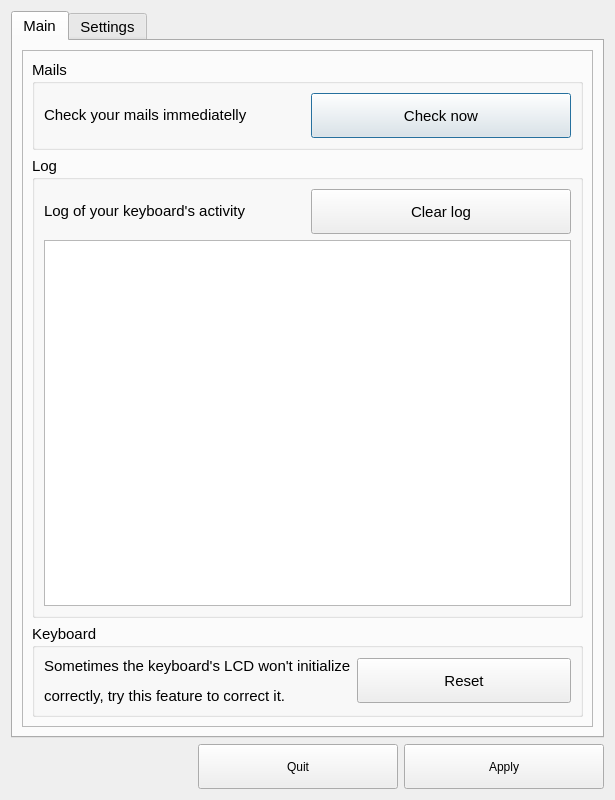
olielvewen/Mockups, file MX 5000/mx5000/ui/mx5000.ui: the form before one commit.
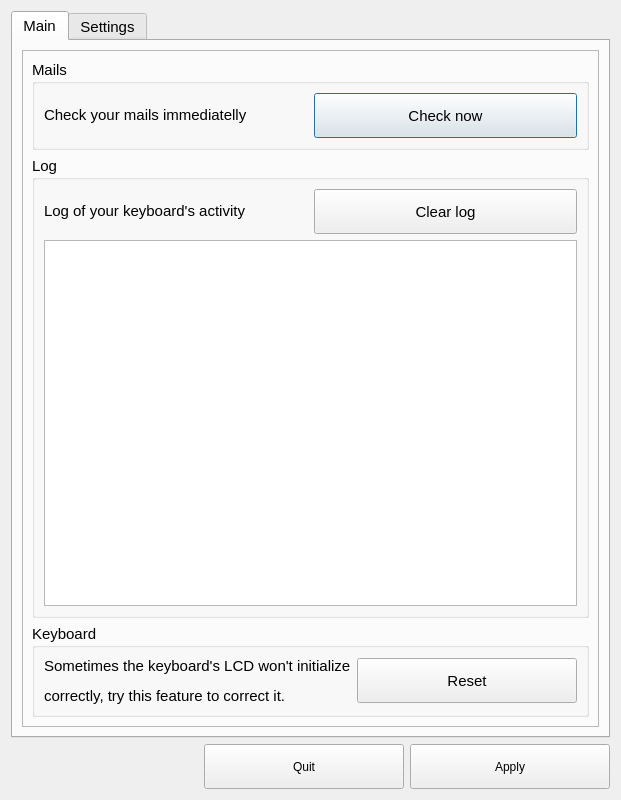
The form after the commit. Icons and pictures are not drawn.

Commit message: modified the last name in my ressource_rc file

What changed in the file:
```diff
--- a/MX 5000/mx5000/ui/mx5000.ui
+++ b/MX 5000/mx5000/ui/mx5000.ui
@@ -6,7 +6,7 @@
    <rect>
     <x>0</x>
     <y>0</y>
-    <width>615</width>
+    <width>621</width>
     <height>800</height>
    </rect>
   </property>
```
Left out of the diff: 2 changed lines with no effect on the pictures. The commit also changes 2 other files.
